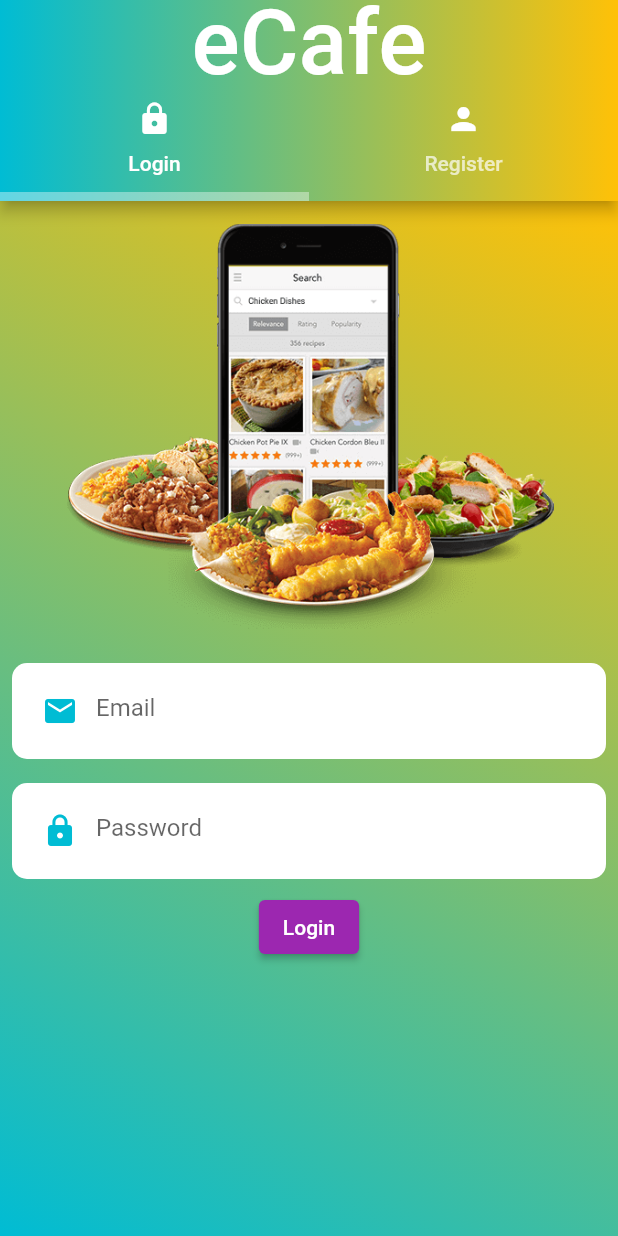
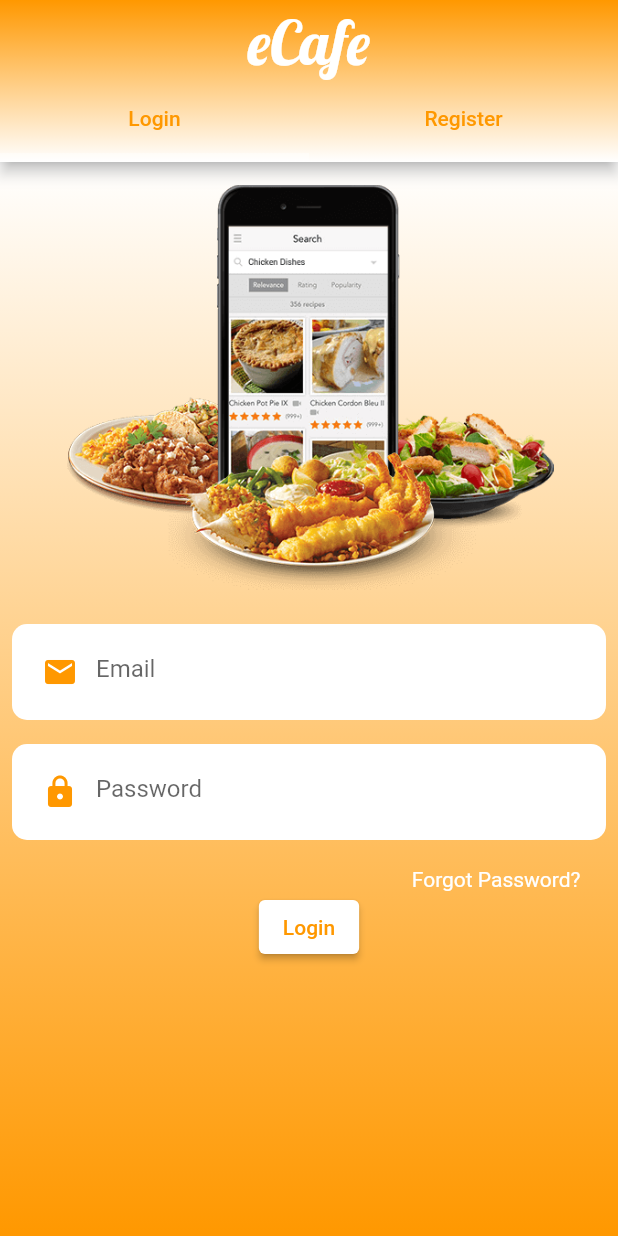
Before and after one commit to Gautham248/eCafe_userApp, a Flutter app: the screen it shows after launch, on a phone screen of 412 x 824 dp. Run offline on Flutter 3.47's test engine with Material 2 defaults, Android fonts, the phone set to English and light mode, and no system bars; our stand-ins replace carousel_slider, cloud_firestore, firebase_auth, firebase_core, firebase_storage, fluttertoast and 4 more; missing offline and left inert: number_inc_dec, razorpay_flutter; accounts and stored records are empty; Roboto replaces fonts that are missing (TrainOne).

Commit message:
Updating the UI, app is complete

```diff
--- a/lib/authentication/auth_screen.dart
+++ b/lib/authentication/auth_screen.dart
@@ -20,11 +20,11 @@ class _AuthScreenState extends State<AuthScreen> {
               decoration: const BoxDecoration(
                   gradient: LinearGradient(
                 colors: [
-                  Colors.cyan,
-                  Colors.amber,
+                  Colors.orange,
+                  Colors.white,
                 ],
-                begin: FractionalOffset(0.0, 0.0),
-                end: FractionalOffset(1.0, 0.0),
+                begin: Alignment.topCenter,
+                end: Alignment.bottomCenter,
                 stops: [0.0, 1.0],
                 tileMode: TileMode.clamp,
               )),
@@ -33,18 +33,32 @@ class _AuthScreenState extends State<AuthScreen> {
             title: const Text(
               "eCafe",
               style: TextStyle(
-                  fontSize: 60, color: Colors.white, fontFamily: "TrainOne"),
+                  fontSize: 40, color: Colors.white, fontFamily: "Lobster"),
             ),
             centerTitle: true,
             bottom: const TabBar(
               tabs: [
                 Tab(
-                  icon: Icon(Icons.lock, color: Colors.white),
-                  text: "Login",
+                  //  icon: Icon(Icons.person, color: Colors.white),
+                  child: Text(
+                    "Login",
+                    style: TextStyle(
+                      color: Colors.orange,
+                    ),
+                  ),
+
+
                 ),
                 Tab(
-                  icon: Icon(Icons.person, color: Colors.white),
-                  text: "Register",
+                //  icon: Icon(Icons.person, color: Colors.white),
+                  child: Text(
+                     "Register",
+                    style: TextStyle(
+                      color: Colors.orange,
+                    ),
+                  ),
+
+
                 ),
               ],
               indicatorColor: Colors.white38,
@@ -53,11 +67,11 @@ class _AuthScreenState extends State<AuthScreen> {
         body: Container(
           decoration: const BoxDecoration(
               gradient: LinearGradient(
-                  begin: Alignment.topRight,
-                  end: Alignment.bottomLeft,
+                  begin: Alignment.topCenter,
+                  end: Alignment.bottomCenter,
                   colors: [
-                Colors.amber,
-                Colors.cyan,
+                Colors.white,
+                Colors.orange,
               ])),
           child: const TabBarView(children: [
             LoginScreen(),
--- a/lib/authentication/login.dart
+++ b/lib/authentication/login.dart
@@ -1,4 +1,5 @@
 import 'package:canteen_management_user/authentication/auth_screen.dart';
+import 'package:canteen_management_user/authentication/forgot_password.dart';
 import 'package:canteen_management_user/global/global.dart';
 import 'package:canteen_management_user/mainScreens/home_screen.dart';
 import 'package:canteen_management_user/widgets/error_dialog.dart';
@@ -118,6 +119,7 @@ class _LoginScreenState extends State<LoginScreen> {
       child: Column(
         mainAxisSize: MainAxisSize.max,
         children: [
+
           Container(
             alignment: Alignment.bottomCenter,
             child: Padding(
@@ -145,16 +147,36 @@ class _LoginScreenState extends State<LoginScreen> {
                 isObscure: true,
                 enabled: true,
               ),
+                const SizedBox(
+                  height: 10,
+                ),
+               Padding(
+                  padding: EdgeInsets.symmetric(horizontal: 25),
+                  child: Row(
+                   mainAxisAlignment: MainAxisAlignment.end,
+                   children: [
+                      GestureDetector(
+                        onTap:(){
+                          Navigator.push(context, MaterialPageRoute(builder:(context){return ForgotPassword();}));
+                        },
+                        child: const Text("Forgot Password?",style:
+                          TextStyle(color: Colors.white, fontWeight: FontWeight.normal),
+                        ),
+                      ),
+                   ],
+               ),
+                ),
             ],
           )),
+
           ElevatedButton(
             onPressed: (() {
               formValidation();
             }),
             style: ElevatedButton.styleFrom(
-              backgroundColor: Colors.purple,
+              backgroundColor: Colors.white,
             ),
-            child: const Text("Login", style: TextStyle(color: Colors.white)),
+            child: const Text("Login", style: TextStyle(color: Colors.orange)),
           ),
           const SizedBox(
             height: 30,
--- a/lib/authentication/registration.dart
+++ b/lib/authentication/registration.dart
@@ -219,9 +219,9 @@ class _RegisterScreenState extends State<RegisterScreen> {
               formValidation();
             }),
             style: ElevatedButton.styleFrom(
-              backgroundColor: Colors.purple,
+              backgroundColor: Colors.white,
             ),
-            child: const Text("SignUp", style: TextStyle(color: Colors.white)),
+            child: const Text("SignUp", style: TextStyle(color: Colors.orange)),
           )
         ],
       ),
--- a/lib/main.dart
+++ b/lib/main.dart
@@ -29,7 +29,7 @@ class MyApp extends StatelessWidget {
         ChangeNotifierProvider(create: (c)=> TotalAmount()),
       ],
       child: MaterialApp(
-        title: 'Riders App',
+        title: 'Users App',
         debugShowCheckedModeBanner: false,
         theme: ThemeData(
           primarySwatch: Colors.blue,
--- a/lib/mainScreens/my_orders_screen.dart
+++ b/lib/mainScreens/my_orders_screen.dart
@@ -26,7 +26,7 @@ class _MyOrdersScreenState extends State<MyOrdersScreen>
               .collection("users")
               .doc(sharedPreferences!.getString("uid"))
               .collection("orders")
-              .where("status", isEqualTo: "normal")
+              .where("status", whereIn: ["placed", "confirmed"])//normal,placed
               .orderBy("orderTime", descending: true)
               .snapshots(),
           builder: (c, snapshot)
--- /dev/null
+++ b/lib/models/user.dart
@@ -0,0 +1,34 @@
+import 'package:cloud_firestore/cloud_firestore.dart';
+
+class Users
+{
+  String? uid;
+  String? name;
+  String? photoUrl;
+  String? email;
+
+  Users({
+    this.uid,
+    this.name,
+    this.photoUrl,
+    this.email,
+  });
+
+  Users.fromJson(Map<String, dynamic> json)
+  {
+    uid = json["uid"];
+    name = json["name"];
+    photoUrl = json["photoUrl"];
+    email = json["email"];
+  }
+
+  Map<String, dynamic> toJson()
+  {
+    final Map<String, dynamic> data = new Map<String, dynamic>();
+    data["uid"] = this.uid;
+    data["name"] = this.name;
+    data["photoUrl"] = this.photoUrl;
+    data["email"] = this.email;
+    return data;
+  }
+}
--- a/lib/widgets/custom_text_field.dart
+++ b/lib/widgets/custom_text_field.dart
@@ -31,7 +31,7 @@ class CustomTextField extends StatelessWidget {
           border: InputBorder.none,
           prefixIcon: Icon(
             data,
-            color: Colors.cyan,
+            color: Colors.orange,
           ),
           focusColor: Theme.of(context).primaryColor,
           hintText: hintText,
--- a/pubspec.yaml
+++ b/pubspec.yaml
@@ -50,6 +50,8 @@ dependencies:
   fluttertoast: ^8.2.2
   url_launcher: ^6.1.11
   intl: ^0.18.1
+  get: ^4.6.5
+  razorpay_flutter: ^1.3.5
 
 
 
@@ -93,3 +95,6 @@ flutter:
     - family: TrainOne
       fonts:
         - asset: assets/fonts/TrainOne-Regular.ttf
+    - family: Lobster
+      fonts:
+        - asset: assets/fonts/Lobster-Regular.ttf
```
Also changed, not shown: lib/authentication/forgot_password.dart (added, +98 -0 lines), lib/mainScreens/edit_profile.dart (added, +214 -0 lines), lib/mainScreens/order_details_screen.dart (+7 -0 lines), lib/mainScreens/placed_order_screen.dart (+67 -5 lines), lib/widgets/my_drawer.dart (+18 -0 lines), lib/widgets/order_card.dart (+26 -0 lines), lib/widgets/sellers_design.dart (+7 -7 lines), assets/fonts/Lobster-Regular.ttf (added), pubspec.lock, 2 other files.
